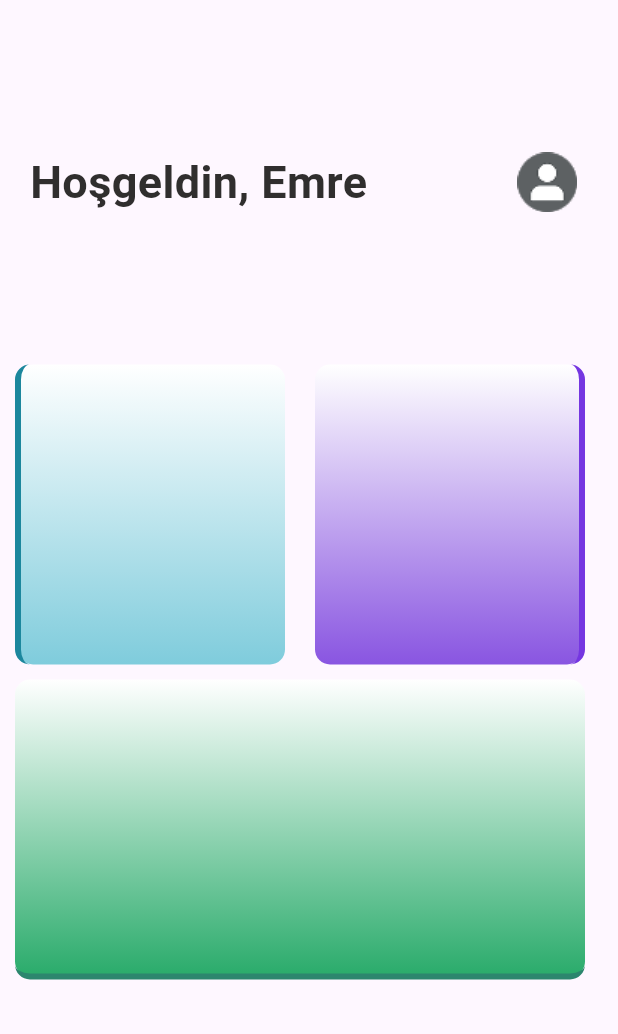
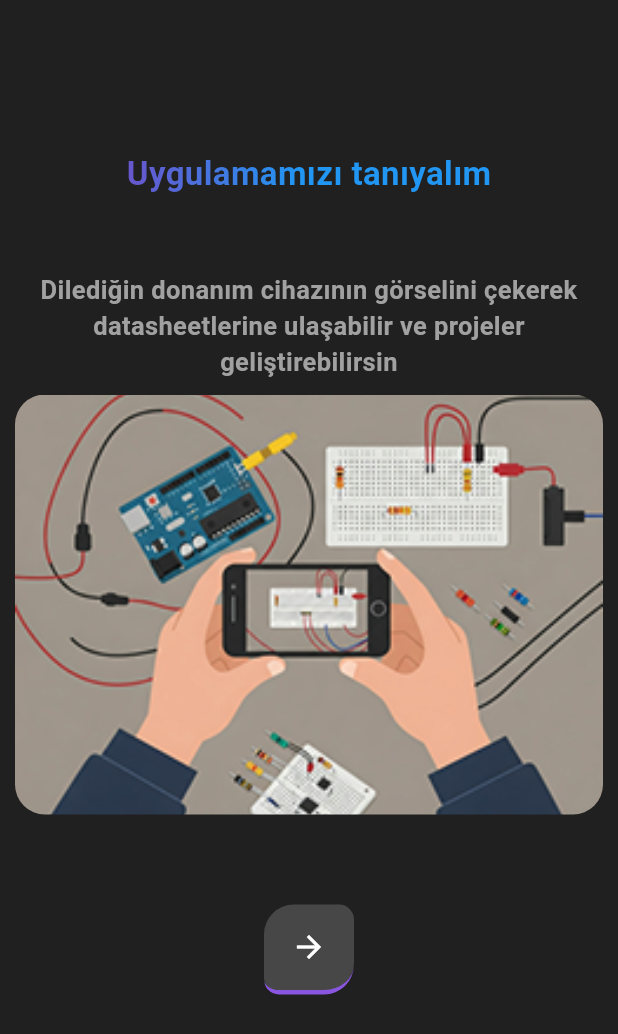
Before and after one commit to bbclubspace/circuit-recognition, a Flutter app: the screen it shows after launch, on a phone screen of 412 x 824 dp. Shown: the top 1034 px of the screen. Run offline on Flutter 3.47's test engine with Material 3 defaults, Android fonts, the phone set to English and light mode, and no system bars.

Commit message:
Anasayfada değişiklikler yapıldı, Açılış ekranı eklendi.

```diff
--- a/lib/main.dart
+++ b/lib/main.dart
@@ -1,4 +1,4 @@
-import 'package:circuit_recognition/pages/home-page.dart';
+import 'package:circuit_recognition/pages/welcome-page.dart';
 import 'package:flutter/material.dart';
 
 void main() {
@@ -12,7 +12,7 @@ class MainApp extends StatelessWidget {
   Widget build(BuildContext context) {
     return const MaterialApp(
       debugShowCheckedModeBanner: false,
-      home: HomePage()
+      home: WelcomePage()
     );
   }
 }
--- /dev/null
+++ b/lib/pages/welcome-page.dart
@@ -0,0 +1,35 @@
+// ignore_for_file: prefer_const_literals_to_create_immutables
+import 'package:circuit_recognition/themes/themes.dart';
+import 'package:circuit_recognition/widgets/button/next-button.dart';
+import 'package:circuit_recognition/widgets/onboarding/description-text.dart';
+import 'package:circuit_recognition/widgets/onboarding/onboarding-image.dart';
+import 'package:circuit_recognition/widgets/onboarding/onboarding-text.dart';
+import 'package:flutter/material.dart';
+
+class WelcomePage extends StatelessWidget {
+  const WelcomePage({Key? key}) : super(key: key);
+
+  @override
+  Widget build(BuildContext context) {
+    return Scaffold(
+      backgroundColor: AppColors.secondaryColor,
+      body: Column(
+        mainAxisAlignment: MainAxisAlignment.start,
+        children: [
+          const SizedBox(height: 100),
+          // Başlık
+          OnBoardingText(),
+          const SizedBox(height: 50),
+          // Açıklama
+          DescriptionText(),
+          const SizedBox(height: 10),
+          // Sayfalar
+          OnBoardingImage(),
+          const SizedBox(height: 60),
+          // Buton
+          NextButton(),
+        ],
+      ),
+    );
+  }
+}
--- a/lib/themes/themes.dart
+++ b/lib/themes/themes.dart
@@ -5,6 +5,7 @@ import 'package:flutter/material.dart';
 class AppColors {
   static const Color primaryColor = Color(0xFFFFFFFF);
   static const Color textColor = Color(0xFF302E2E);
+  static const Color secondTextColor = Color(0xFFA1A1A1);
   static const Color secondaryColor = Color(0xFF202020);
   static const Color backgroundColor = Color(0xFFF5F5F5);
   static const Color errorColor = Color(0xFFB00020);
--- /dev/null
+++ b/lib/widgets/button/next-button.dart
@@ -0,0 +1,36 @@
+import 'package:circuit_recognition/pages/home-page.dart';
+import 'package:circuit_recognition/themes/themes.dart';
+import 'package:flutter/material.dart';
+
+class NextButton extends StatelessWidget {
+  const NextButton({
+    super.key,
+  });
+
+  @override
+  Widget build(BuildContext context) {
+    return InkWell(
+      onTap: () {
+        Navigator.push(
+            context, MaterialPageRoute(builder: (context) => HomePage()));
+      },
+      child: Container(
+        width: 60,
+        height: 60,
+        decoration: BoxDecoration(
+            color: AppColors.buttonBackgroundColor,
+            border: Border(
+              // Sağ kenarlık var
+              bottom: BorderSide(
+                  color: AppColors.buttonPurple, width: 3), // Alt kenarlık var
+            ),
+            borderRadius: BorderRadius.only(
+                bottomRight: Radius.circular(20),
+                topLeft: Radius.circular(20),
+                bottomLeft: Radius.circular(10),
+                topRight: Radius.circular(10))),
+        child: const Icon(Icons.arrow_forward, color: Colors.white),
+      ),
+    );
+  }
+}
--- a/lib/widgets/content/content-container.dart
+++ b/lib/widgets/content/content-container.dart
@@ -5,6 +5,9 @@ class ContentContainer extends StatelessWidget {
   final Color backgroundColor;
   final double height;
   final double width;
+
+  final String image;
+  final String contentText;
 
   final Color? strokeTopColor;
   final double? strokeTopWidth;
@@ -30,7 +33,7 @@ class ContentContainer extends StatelessWidget {
     this.strokeLeftColor,
     this.strokeLeftWidth,
     this.strokeRightColor,
-    this.strokeRightWidth,
+    this.strokeRightWidth, required this.image, required this.contentText,
   });
 
   @override
@@ -51,6 +54,14 @@ class ContentContainer extends StatelessWidget {
         ),
         // Kenarlık özelliklerini dinamik olarak oluşturuyoruz
         border: _getBorder(),
+      ),
+      child: Column(
+        mainAxisAlignment: MainAxisAlignment.center,
+        children: [
+          Image.asset(image),
+          SizedBox(height: 10),
+          Center(child: Text(contentText,style: TextStyle(fontSize: 20,fontWeight: FontWeight.w500,color: Colors.white),))
+        ],
       ),
     );
   }
--- a/lib/widgets/content/content.dart
+++ b/lib/widgets/content/content.dart
@@ -23,7 +23,7 @@ class Content extends StatelessWidget {
               width: 180,
               backgroundColor: AppColors.firstContainer,
               strokeLeftColor: AppColors.firstStrokeColor,
-              strokeLeftWidth: 4,
+              strokeLeftWidth: 5, image: 'assets/project.png', contentText: 'Projelerim',
             ),
             const SizedBox(width: 20),
             //second container
@@ -32,7 +32,7 @@ class Content extends StatelessWidget {
               width: 180,
               backgroundColor: AppColors.secondContainer,
               strokeRightColor: AppColors.secondStrokeColor,
-              strokeRightWidth: 4,
+              strokeRightWidth: 5, image: 'assets/photo.png', contentText: 'Yeni proje ekle',
             ),
           ],
         ),
@@ -48,7 +48,7 @@ class Content extends StatelessWidget {
               width: 380,
               backgroundColor: AppColors.thirdContainer,
               strokeBottomColor: AppColors.thirdStrokeColor,
-              strokeBottomWidth: 4,
+              strokeBottomWidth: 5, image: 'assets/chatbot.png', contentText: 'AI ile sohbet et',
             ),
           ],
         )
--- /dev/null
+++ b/lib/widgets/onboarding/description-text.dart
@@ -0,0 +1,23 @@
+import 'package:circuit_recognition/themes/themes.dart';
+import 'package:flutter/material.dart';
+
+class DescriptionText extends StatelessWidget {
+  const DescriptionText({
+    super.key,
+  });
+
+  @override
+  Widget build(BuildContext context) {
+    return Padding(
+      padding: const EdgeInsets.symmetric(horizontal: 20),
+      child: Text(
+        "Dilediğin donanım cihazının görselini çekerek datasheetlerine ulaşabilir ve projeler geliştirebilirsin",
+        textAlign: TextAlign.center,
+        style: TextStyle(
+            fontSize: 17,
+            color: AppColors.secondTextColor,
+            fontWeight: FontWeight.w600),
+      ),
+    );
+  }
+}
--- /dev/null
+++ b/lib/widgets/onboarding/onboarding-image.dart
@@ -0,0 +1,26 @@
+import 'package:flutter/material.dart';
+
+class OnBoardingImage extends StatelessWidget {
+  const OnBoardingImage({
+    super.key,
+  });
+
+  @override
+  Widget build(BuildContext context) {
+    return SizedBox(
+      height: 280,
+      child: PageView(
+        children: List.generate(3, (index) {
+          return Padding(
+            padding: const EdgeInsets.symmetric(horizontal: 10.0),
+            child: ClipRRect(
+              borderRadius: BorderRadius.circular(20),
+              child: Image.asset("assets/image${index + 1}.png",
+                  fit: BoxFit.cover),
+            ),
+          );
+        }),
+      ),
+    );
+  }
+}
--- /dev/null
+++ b/lib/widgets/onboarding/onboarding-text.dart
@@ -0,0 +1,25 @@
+import 'package:flutter/material.dart';
+
+class OnBoardingText extends StatelessWidget {
+  const OnBoardingText({
+    super.key,
+  });
+
+  @override
+  Widget build(BuildContext context) {
+    return Padding(
+      padding: const EdgeInsets.symmetric(horizontal: 20),
+      child: Text(
+        "Uygulamamızı tanıyalım",
+        style: TextStyle(
+          fontSize: 22,
+          fontWeight: FontWeight.bold,
+          foreground: Paint()
+            ..shader = const LinearGradient(
+              colors: [Colors.purple, Colors.blue],
+            ).createShader(const Rect.fromLTWH(0.0, 0.0, 200.0, 50.0)),
+        ),
+      ),
+    );
+  }
+}
```
Also changed, not shown: assets/chatbot.png (added), assets/image1.png (added), assets/image2.png (added), assets/image3.png (added), assets/photo.png (added), assets/project.png (added).
